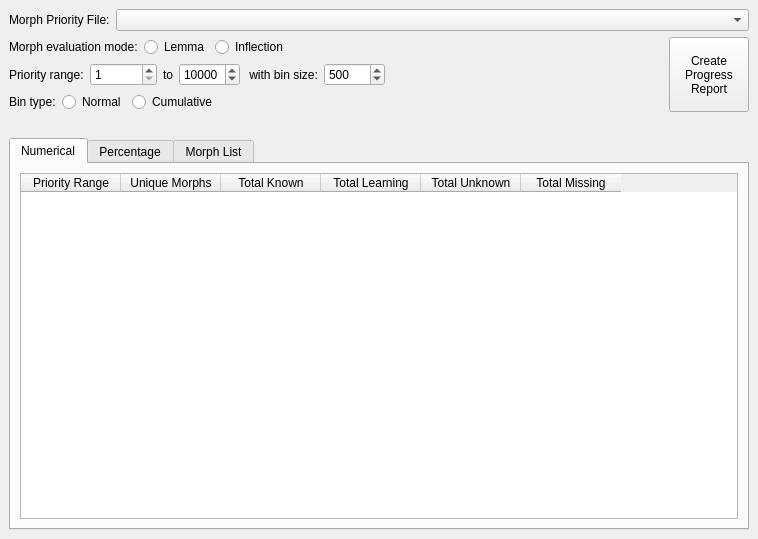
Qt form ankimorphs/ui/progression_window.ui (mortii/anki-morphs) before a commit.
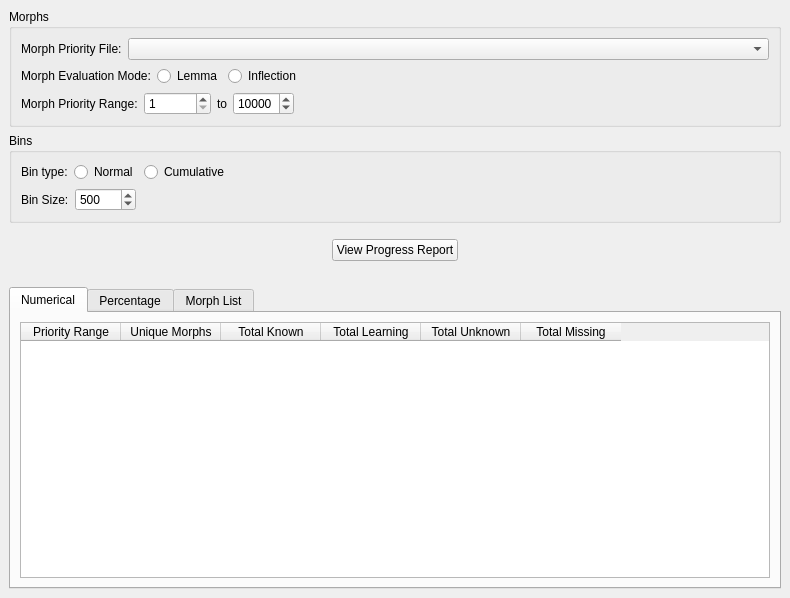
The same form after that commit.

Diff of the .ui file:
```diff
--- a/ankimorphs/ui/progression_window.ui
+++ b/ankimorphs/ui/progression_window.ui
@@ -6,17 +6,21 @@
    <rect>
     <x>0</x>
     <y>0</y>
-    <width>758</width>
-    <height>539</height>
+    <width>790</width>
+    <height>598</height>
    </rect>
   </property>
   <property name="windowTitle">
    <string>Progression</string>
   </property>
   <widget class="QWidget" name="centralwidget">
-   <layout class="QVBoxLayout" name="verticalLayout_3">
+   <layout class="QVBoxLayout" name="verticalLayout_4">
     <item>
-     <layout class="QHBoxLayout" name="horizontalLayout_2">
+     <widget class="QGroupBox" name="groupBox">
+      <property name="title">
+       <string>Morphs</string>
+      </property>
+      <layout class="QVBoxLayout" name="verticalLayout">
       <item>
        <layout class="QHBoxLayout" name="horizontalLayout_7">
         <item>
@@ -53,15 +57,6 @@
         </item>
        </layout>
       </item>
-     </layout>
-    </item>
-    <item>
-     <layout class="QHBoxLayout" name="horizontalLayout_6">
-      <property name="bottomMargin">
-       <number>20</number>
-      </property>
-      <item>
-       <layout class="QVBoxLayout" name="verticalLayout">
         <item>
          <layout class="QHBoxLayout" name="horizontalLayout">
           <item>
@@ -84,7 +79,7 @@
              <string>Changeable in settings</string>
             </property>
             <property name="text">
-             <string>Morph evaluation mode:</string>
+            <string>Morph Evaluation Mode:</string>
             </property>
            </widget>
           </item>
@@ -140,7 +135,7 @@
           <item>
            <widget class="QLabel" name="label_2">
             <property name="text">
-             <string>Priority range:</string>
+            <string>Morph Priority Range:</string>
             </property>
            </widget>
           </item>
@@ -183,29 +178,6 @@
             </property>
            </widget>
           </item>
-          <item>
-           <widget class="QLabel" name="label_5">
-            <property name="text">
-             <string> with bin size:</string>
-            </property>
-           </widget>
-          </item>
-          <item>
-           <widget class="QSpinBox" name="binSizeSpinBox">
-            <property name="minimum">
-             <number>100</number>
-            </property>
-            <property name="maximum">
-             <number>10000</number>
-            </property>
-            <property name="singleStep">
-             <number>100</number>
-            </property>
-            <property name="value">
-             <number>500</number>
-            </property>
-           </widget>
-          </item>
           <item>
            <spacer name="horizontalSpacer">
             <property name="orientation">
@@ -221,6 +193,15 @@
           </item>
          </layout>
         </item>
+      </layout>
+     </widget>
+    </item>
+    <item>
+     <widget class="QGroupBox" name="groupBox_2">
+      <property name="title">
+       <string>Bins</string>
+      </property>
+      <layout class="QVBoxLayout" name="verticalLayout_3">
         <item>
          <layout class="QHBoxLayout" name="horizontalLayout_5">
           <item>
@@ -265,38 +246,89 @@
           </item>
          </layout>
         </item>
-       </layout>
+       <item>
+        <layout class="QHBoxLayout" name="horizontalLayout_2">
+         <item>
+          <widget class="QLabel" name="label_5">
+           <property name="text">
+            <string>Bin Size:</string>
+           </property>
+          </widget>
+         </item>
+         <item>
+          <widget class="QSpinBox" name="binSizeSpinBox">
+           <property name="minimum">
+            <number>100</number>
+           </property>
+           <property name="maximum">
+            <number>10000</number>
+           </property>
+           <property name="singleStep">
+            <number>100</number>
+           </property>
+           <property name="value">
+            <number>500</number>
+           </property>
+          </widget>
+         </item>
+         <item>
+          <spacer name="horizontalSpacer_4">
+           <property name="orientation">
+            <enum>Qt::Horizontal</enum>
+           </property>
+           <property name="sizeHint" stdset="0">
+            <size>
+             <width>40</width>
+             <height>20</height>
+            </size>
+           </property>
+          </spacer>
+         </item>
+        </layout>
+       </item>
+      </layout>
+     </widget>
       </item>
       <item>
        <layout class="QHBoxLayout" name="horizontalLayout_4">
+      <property name="topMargin">
+       <number>10</number>
+      </property>
+      <property name="bottomMargin">
+       <number>20</number>
+      </property>
         <item>
-         <widget class="QPushButton" name="calculateProgressPushButton">
-          <property name="sizePolicy">
-           <sizepolicy hsizetype="Minimum" vsizetype="Minimum">
-            <horstretch>0</horstretch>
-            <verstretch>0</verstretch>
-           </sizepolicy>
-          </property>
-          <property name="minimumSize">
+       <spacer name="horizontalSpacer_6">
+        <property name="orientation">
+         <enum>Qt::Horizontal</enum>
+        </property>
+        <property name="sizeHint" stdset="0">
            <size>
-            <width>0</width>
-            <height>0</height>
-           </size>
-          </property>
-          <property name="maximumSize">
-           <size>
-            <width>150</width>
-            <height>16777215</height>
-           </size>
-          </property>
+          <width>40</width>
+          <height>20</height>
+         </size>
+        </property>
+       </spacer>
+      </item>
+      <item>
+       <widget class="QPushButton" name="viewProgressPushButton">
           <property name="text">
-           <string>Create
-Progress
-Report</string>
+         <string>View Progress Report</string>
           </property>
          </widget>
         </item>
-       </layout>
+      <item>
+       <spacer name="horizontalSpacer_5">
+        <property name="orientation">
+         <enum>Qt::Horizontal</enum>
+        </property>
+        <property name="sizeHint" stdset="0">
+         <size>
+          <width>40</width>
+          <height>20</height>
+         </size>
+        </property>
+       </spacer>
       </item>
      </layout>
     </item>
```
Lines whose indentation alone changed are shown as unchanged.
